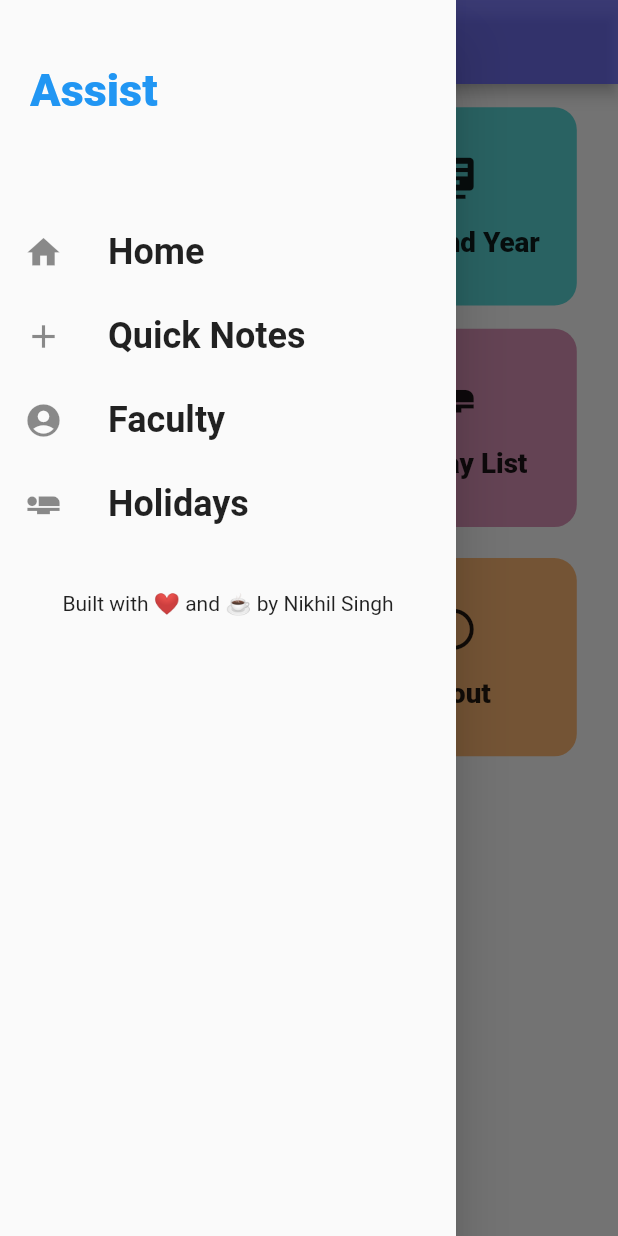
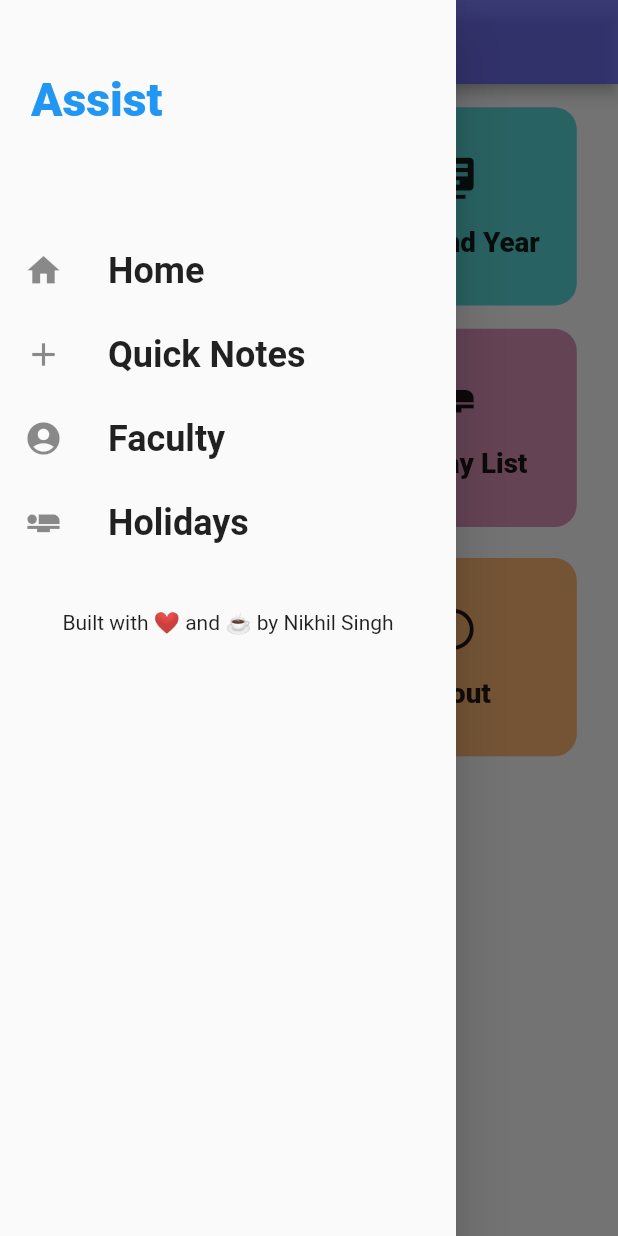
Before and after one commit to nikhilmufc7/Uni-Assist_Flutter, a Flutter app: the screen it shows after launch, with the side drawer open, on a phone screen of 412 x 824 dp. Run offline on Flutter 3.47's test engine with Material 2 defaults, Android fonts, the phone set to English and light mode, and no system bars; our stand-ins replace firebase_database, flutter_screenutil, sqflite; accounts and stored records are empty; Roboto replaces fonts that are missing (RobotoCondensed).

Commit message:
responsive design for all pages on all screen sizes

```diff
--- a/lib/util/drawer.dart
+++ b/lib/util/drawer.dart
@@ -2,9 +2,11 @@ import '../screens/holidays.dart';
 import 'package:flutter/material.dart';
 import '../screens/todoscreen.dart';
 import '../screens/faculty.dart';
+import 'package:flutter_screenutil/flutter_screenutil.dart';
 
 class MainDrawer extends StatelessWidget {
   Widget buildListTile(String title, IconData icon, Function handlingTap) {
+
     return ListTile(
       leading: Icon(
         icon,
@@ -24,25 +26,33 @@ class MainDrawer extends StatelessWidget {
 
   @override
   Widget build(BuildContext context) {
+    double defaultScreenWidth = 400.0;
+    double defaultScreenHeight = 810.0;
+    ScreenUtil.instance = ScreenUtil(
+      width: defaultScreenWidth,
+      height: defaultScreenHeight,
+      allowFontScaling: true,
+    )..init(context);
+
     return Drawer(
       child: Column(
         children: <Widget>[
           Container(
-            height: 120,
+            height: ScreenUtil.instance.setHeight(130),
             width: double.infinity,
-            padding: EdgeInsets.all(20),
+            padding: EdgeInsets.all(ScreenUtil.instance.setWidth(20.0)),
             alignment: Alignment.centerLeft,
             child: Text(
               "Assist",
               style: TextStyle(
                 fontWeight: FontWeight.w900,
-                fontSize: 30,
+                fontSize: ScreenUtil.instance.setSp(30.0),
                 color: Theme.of(context).primaryColor,
               ),
             ),
           ),
           SizedBox(
-            height: 20,
+            height: ScreenUtil.instance.setHeight(20),
           ),
           buildListTile("Home", Icons.home, (){
             Navigator.of(context).pushReplacementNamed('/');
@@ -57,7 +67,7 @@ class MainDrawer extends StatelessWidget {
             Navigator.of(context).pushNamed(HolidayList.routeName);
           }),
           SizedBox(
-            height: 30,
+            height: ScreenUtil.instance.setHeight(30),
           ),
           Container(
             child: Text("Built with ❤️ and ☕ by Nikhil Singh"),
```
Also changed, not shown: 1 other file.
